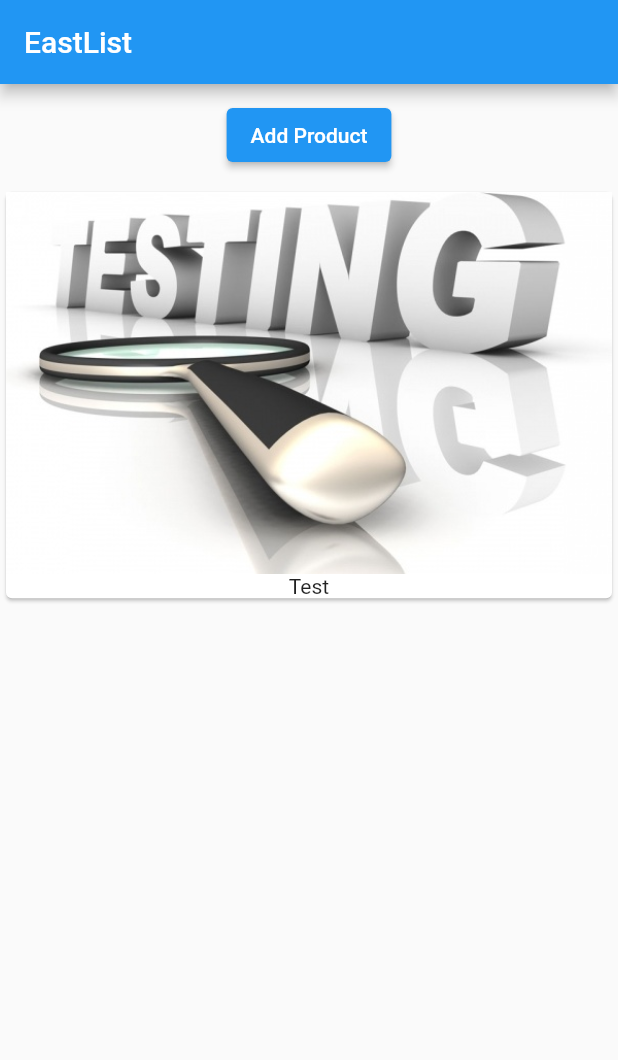
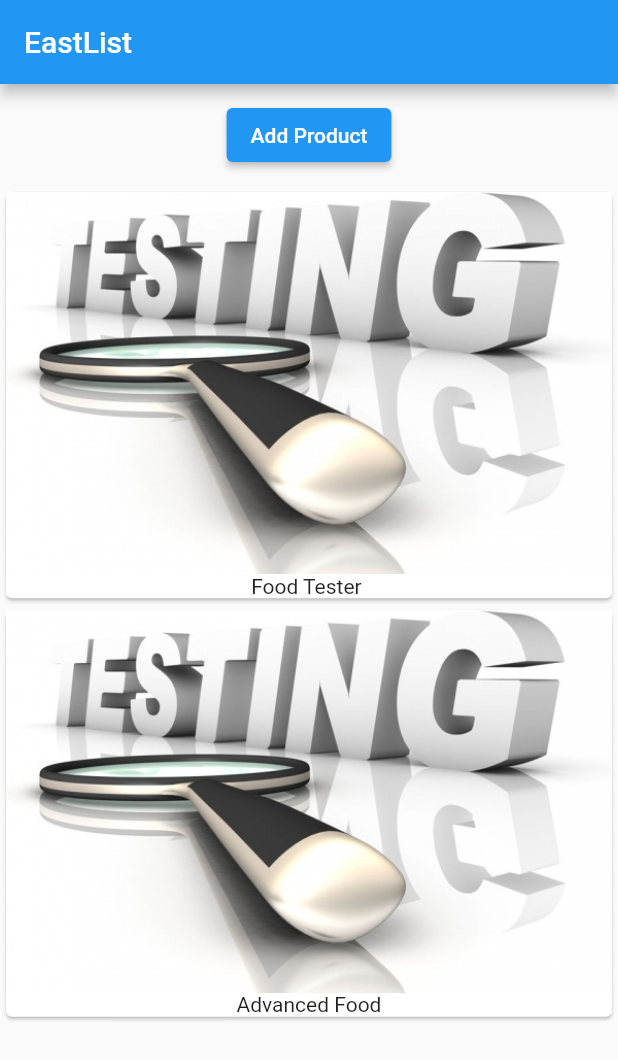
Before and after one commit to lakshmankashyap/flutter_course_learn_self, a Flutter app: the screen it shows after launch, after a tap on "Add Product", on a phone screen of 412 x 824 dp. Shown: the top 1060 px of the screen. Run offline on Flutter 3.47's test engine with Material 2 defaults, Android fonts, the phone set to English and light mode, and no system bars.

Commit message:
add list in widget

```diff
--- a/lib/main.dart
+++ b/lib/main.dart
@@ -1,13 +1,19 @@
 import 'package:flutter/material.dart';
 
 void main() {
-  runApp(const MyApp());
+  runApp(MyApp());
 }
 
-class MyApp extends StatelessWidget {
-  const MyApp({super.key});
+class MyApp extends StatefulWidget {
+  @override
+  State<StatefulWidget> createState() {
+    return _MyAppState();
+  }
+}
 
-  // This widget is the root of your application.
+class _MyAppState extends State<MyApp> {
+  List<String> products = ['Food Tester '];
+
   @override
   Widget build(BuildContext context) {
     return MaterialApp(
@@ -30,17 +36,28 @@ class MyApp extends StatelessWidget {
           children: [
             Container(
               margin: EdgeInsets.all(10.0),
-              child:
-                  ElevatedButton(onPressed: () {}, child: Text("Add Product")),
+              child: ElevatedButton(
+                  onPressed: () {
+                    setState(() {
+                      products.add('Advanced Food');
+                    });
+                  },
+                  child: Text("Add Product")),
             ),
-            Card(
+            Column(
+              children: products
+                  .map(
+                    (e) => Card(
                       child: Column(
                         children: <Widget>[
                           Image.asset('assets/test.jpg'),
-                  Text("Test")
+                          Text(e)
                         ],
                       ),
                     ),
+                  )
+                  .toList(),
+            )
           ],
         ),
       ),
```
Lines whose indentation alone changed are shown as unchanged.
